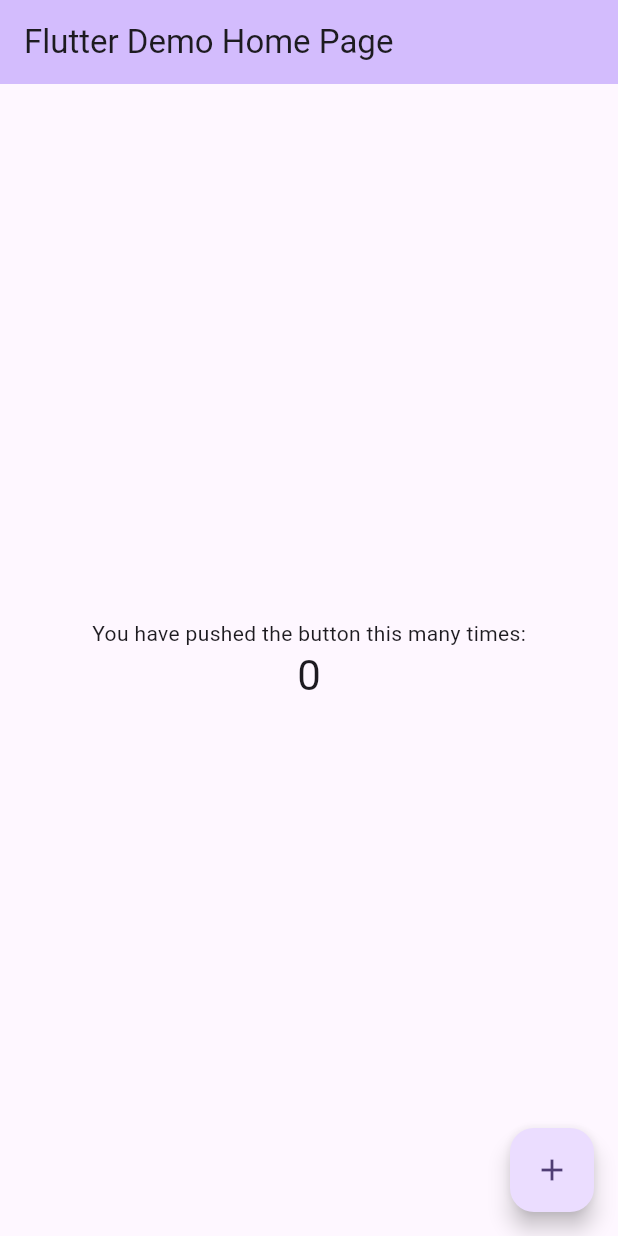
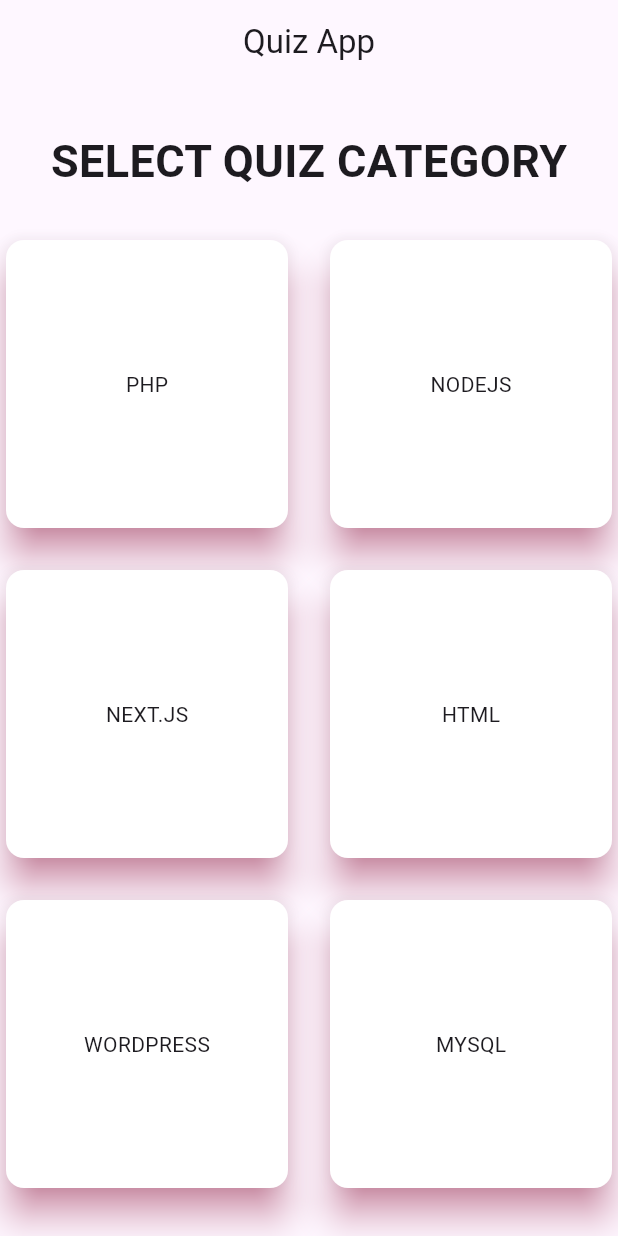
Before and after one commit to prathamdeoraa/quiz_app, a Flutter app: the screen it shows after launch, on a phone screen of 412 x 824 dp. Run offline on Flutter 3.47's test engine with Material 3 defaults, Android fonts, the phone set to English and light mode, and no system bars; our stand-ins replace flutter_riverpod, freezed_annotation.

Commit message:
still working

```diff
--- /dev/null
+++ b/lib/core/error/exceptions.dart
@@ -0,0 +1,2 @@
+class ServerException implements Exception {}
+class CacheException implements Exception {}
--- /dev/null
+++ b/lib/domain/repositories/quiz_repository.dart
@@ -0,0 +1,10 @@
+/*
+      Repository Interface in domain/repositories defines operations such as:
+      Future<List<Question>> getQuestions(String quizId).
+*/
+
+import 'package:quiz_app/domain/entities/question.dart';
+
+abstract class QuizRepository {
+  Future<List<Questions>> getQuestions(String category);
+}
--- a/lib/main.dart
+++ b/lib/main.dart
@@ -1,7 +1,9 @@
 import 'package:flutter/material.dart';
+import 'package:flutter_riverpod/flutter_riverpod.dart';
+import 'package:quiz_app/presentation/pages/category_screen.dart';
 
 void main() {
-  runApp(const MyApp());
+  runApp(ProviderScope(child: MyApp()));
 }
 
 class MyApp extends StatelessWidget {
@@ -15,52 +17,7 @@ class MyApp extends StatelessWidget {
       theme: ThemeData(
         colorScheme: ColorScheme.fromSeed(seedColor: Colors.deepPurple),
       ),
-      home: const MyHomePage(title: 'Flutter Demo Home Page'),
+      home: CategoryScreen(),
     );
   }
 }
-
-class MyHomePage extends StatefulWidget {
-  const MyHomePage({super.key, required this.title});
-  final String title;
-
-  @override
-  State<MyHomePage> createState() => _MyHomePageState();
-}
-
-class _MyHomePageState extends State<MyHomePage> {
-  int _counter = 0;
-
-  void _incrementCounter() {
-    setState(() {
-      _counter++;
-    });
-  }
-
-  @override
-  Widget build(BuildContext context) {
-    return Scaffold(
-      appBar: AppBar(
-        backgroundColor: Theme.of(context).colorScheme.inversePrimary,
-        title: Text(widget.title),
-      ),
-      body: Center(
-        child: Column(
-          mainAxisAlignment: MainAxisAlignment.center,
-          children: <Widget>[
-            const Text('You have pushed the button this many times:'),
-            Text(
-              '$_counter',
-              style: Theme.of(context).textTheme.headlineMedium,
-            ),
-          ],
-        ),
-      ),
-      floatingActionButton: FloatingActionButton(
-        onPressed: _incrementCounter,
-        tooltip: 'Increment',
-        child: const Icon(Icons.add),
-      ), // This trailing comma makes auto-formatting nicer for build methods.
-    );
-  }
-}
--- /dev/null
+++ b/lib/presentation/pages/category_screen.dart
@@ -0,0 +1,70 @@
+import 'package:flutter/material.dart';
+import 'package:quiz_app/presentation/pages/quiz_home_screen.dart';
+
+class CategoryScreen extends StatelessWidget {
+  CategoryScreen({super.key});
+
+  List categoryList = [
+    'PHP',
+    'NodeJs',
+    'Next.js',
+    'html',
+    'wordpress',
+    'MySQL',
+  ];
+
+  @override
+  Widget build(BuildContext context) {
+    return Scaffold(
+      appBar: AppBar(title: Text('Quiz App'), centerTitle: true),
+
+      body: Center(
+        child: Column(
+          children: [
+            Container(
+              height: 100,
+              padding: EdgeInsets.symmetric(vertical: 30),
+              alignment: Alignment.bottomCenter,
+              decoration: BoxDecoration(),
+              child: Text(
+                '${'Select Quiz Category'.toUpperCase()}',
+                style: TextStyle(fontSize: 30, fontWeight: FontWeight.bold),
+              ),
+            ),
+
+            Expanded(
+              child: GridView.builder(
+                gridDelegate: SliverGridDelegateWithFixedCrossAxisCount(
+                  crossAxisCount: 2,
+                  mainAxisSpacing: 20,
+                  crossAxisSpacing: 20,
+                  mainAxisExtent: 200,
+                ),
+                itemCount: categoryList.length,
+                itemBuilder: (context, index) {
+                  final tag = categoryList[index];
+                  return InkWell(
+                    onTap: () => Navigator.push(
+                      context,
+                      MaterialPageRoute(
+                        builder: (context) => QuizHomeScreen(tag: 'php'),
+                      ),
+                    ),
+                    child: Card(
+                      color: Colors.white,
+                      elevation: 10,
+                      shadowColor: Colors.pink.shade400,
+                      child: Center(
+                        child: Text(tag.toString().toUpperCase()),
+                      ),
+                    ),
+                  );
+                },
+              ),
+            ),
+          ],
+        ),
+      ),
+    );
+  }
+}
```
Also changed, not shown: lib/data/datasource/quiz_remote_datasource.dart (added, +38 -0 lines), lib/data/models/question_models.dart (added, +66 -0 lines), lib/data/repositories/quiz_repository_impl.dart (added, +17 -0 lines), lib/data/services/api_services.dart (added, +12 -0 lines), lib/domain/entities/question.dart (added, +15 -0 lines), lib/domain/usecases/get_questions.dart (added, +12 -0 lines), lib/presentation/pages/quiz_home_screen.dart (added, +129 -0 lines), lib/presentation/pages/result_page.dart (added, +62 -0 lines), lib/presentation/viewmodels/quiz_state.dart (added, +16 -0 lines), lib/presentation/viewmodels/quiz_viewmodel.dart (added, +97 -0 lines), lib/providers.dart (+53 -0 lines), lib/presentation/pages/splash_screen.dart (added), lib/presentation/viewmodels/quiz_state.freezed.dart (added).
